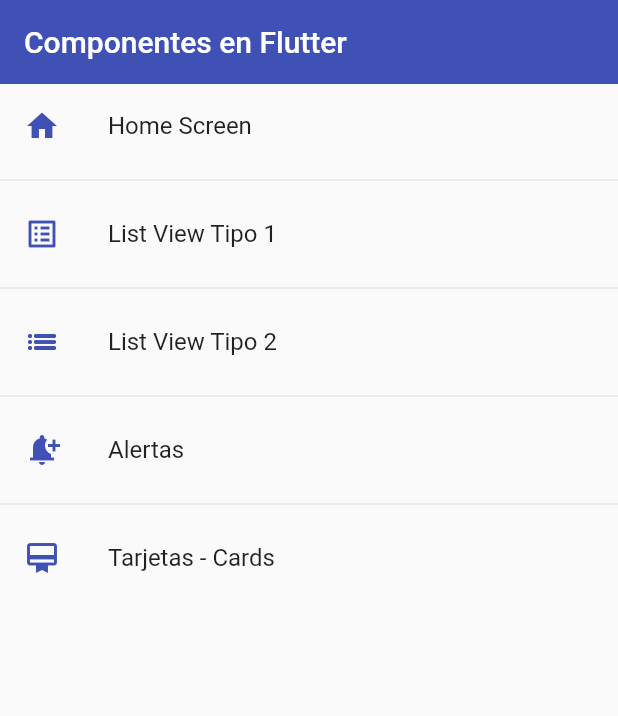
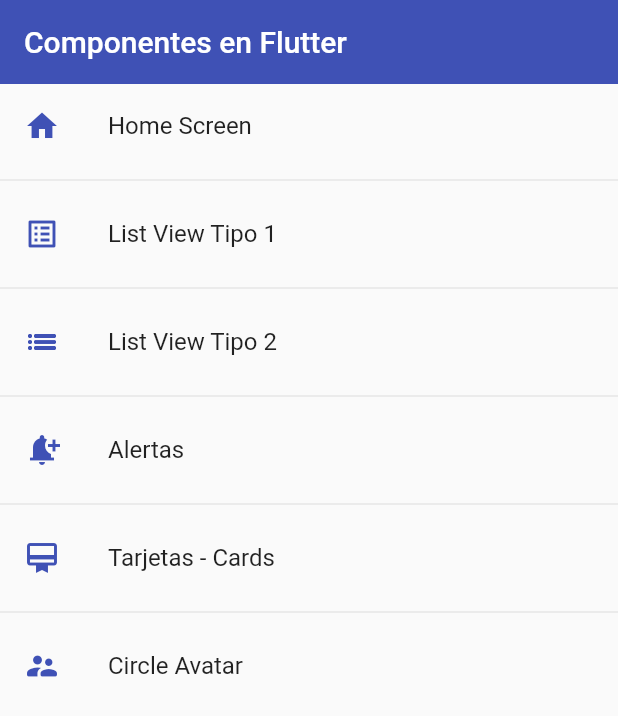
Before and after one commit to OscarAguilarL/fl-components, a Flutter app: the screen it shows after launch, on a phone screen of 412 x 824 dp. Shown: the top 716 px of the screen. Run offline on Flutter 3.47's test engine with Material 2 defaults, Android fonts, the phone set to English and light mode, and no system bars.

Commit message:
Widget - Circle Avatar

```diff
--- a/lib/router/app_routes.dart
+++ b/lib/router/app_routes.dart
@@ -7,19 +7,49 @@ class AppRoutes {
 
   static final menuOptions = <MenuOption>[
     // todo: borrar home
-    MenuOption(route: 'home', nombre: 'Home Screen', screen: const HomeScreen(), icon: Icons.home),
-    MenuOption(route: 'listview1', nombre: 'List View Tipo 1', screen: const ListView1Screen(), icon: Icons.list_alt_outlined),
-    MenuOption(route: 'listview2', nombre: 'List View Tipo 2', screen: const ListView2Screen(), icon: Icons.list_sharp),
-    MenuOption(route: 'alert', nombre: 'Alertas', screen: const AlertScreen(), icon: Icons.notification_add),
-    MenuOption(route: 'card', nombre: 'Tarjetas - Cards', screen: const CardScreen(), icon: Icons.card_membership),
+    MenuOption(
+      route: 'home',
+      nombre: 'Home Screen',
+      screen: const HomeScreen(),
+      icon: Icons.home,
+    ),
+    MenuOption(
+      route: 'listview1',
+      nombre: 'List View Tipo 1',
+      screen: const ListView1Screen(),
+      icon: Icons.list_alt_outlined,
+    ),
+    MenuOption(
+      route: 'listview2',
+      nombre: 'List View Tipo 2',
+      screen: const ListView2Screen(),
+      icon: Icons.list_sharp,
+    ),
+    MenuOption(
+      route: 'alert',
+      nombre: 'Alertas',
+      screen: const AlertScreen(),
+      icon: Icons.notification_add,
+    ),
+    MenuOption(
+      route: 'card',
+      nombre: 'Tarjetas - Cards',
+      screen: const CardScreen(),
+      icon: Icons.card_membership,
+    ),
+    MenuOption(
+      route: 'avatar',
+      nombre: 'Circle Avatar',
+      screen: const AvatarScreen(),
+      icon: Icons.supervisor_account_rounded,
+    ),
   ];
 
   static Map<String, Widget Function(BuildContext)> getAppRoutes() {
-
     Map<String, Widget Function(BuildContext)> appRoutes = {};
 
     for (final option in menuOptions) {
-      appRoutes.addAll({ option.route: (BuildContext context) => option.screen });
+      appRoutes.addAll({option.route: (BuildContext context) => option.screen});
     }
 
     return appRoutes;
--- a/lib/screens/screens.dart
+++ b/lib/screens/screens.dart
@@ -1,4 +1,5 @@
 export 'package:fl_components/screens/alert_screen.dart';
+export 'package:fl_components/screens/avatar_screen.dart';
 export 'package:fl_components/screens/card_screen.dart';
 export 'package:fl_components/screens/home_screen.dart';
 export 'package:fl_components/screens/listview1_screen.dart';
```
Also changed, not shown: lib/screens/avatar_screen.dart (added, +30 -0 lines).
